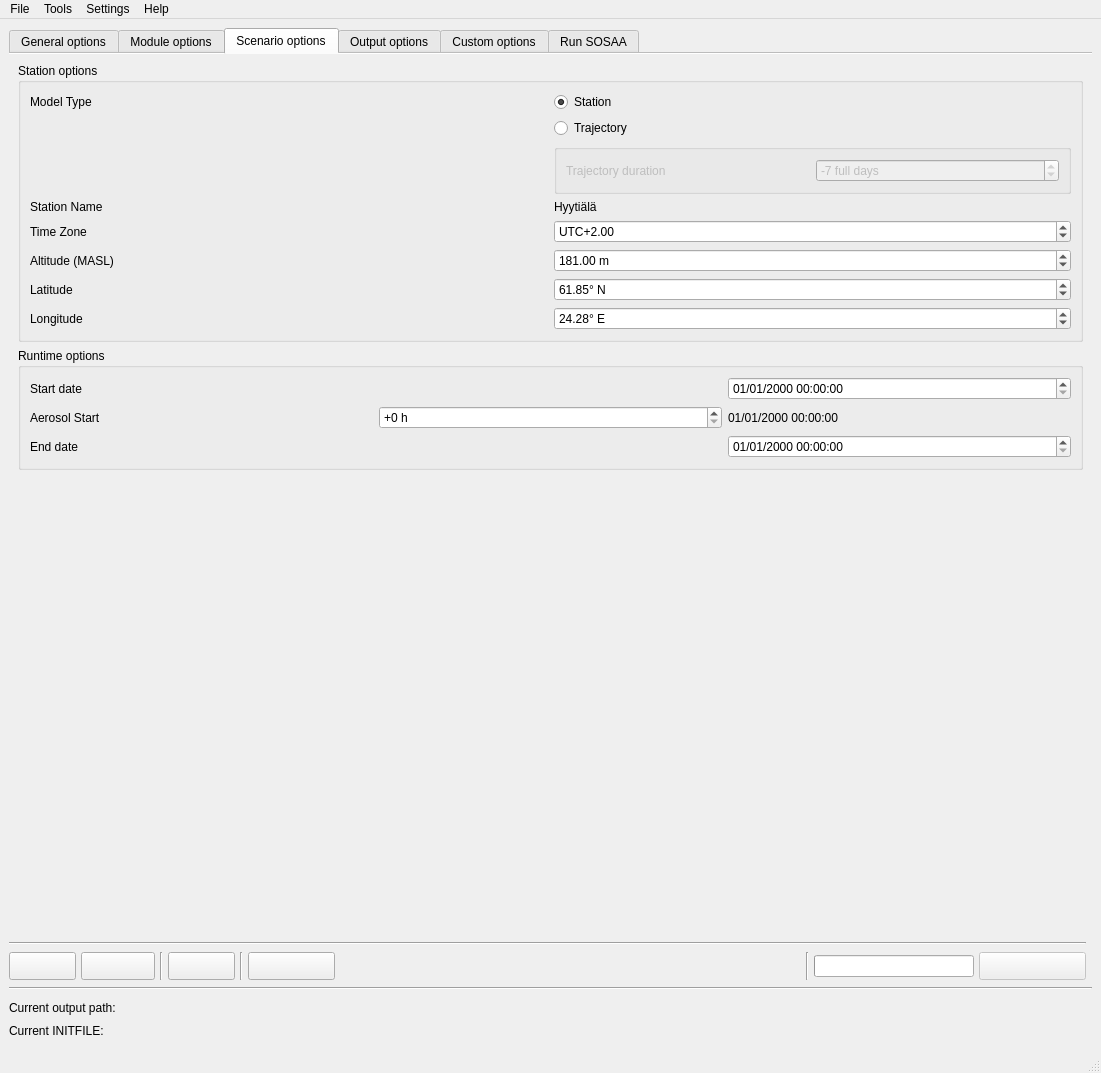
Old version of the form sosaa_gui/layouts/gui.ui in the repository juntyr/sosaa-gui.
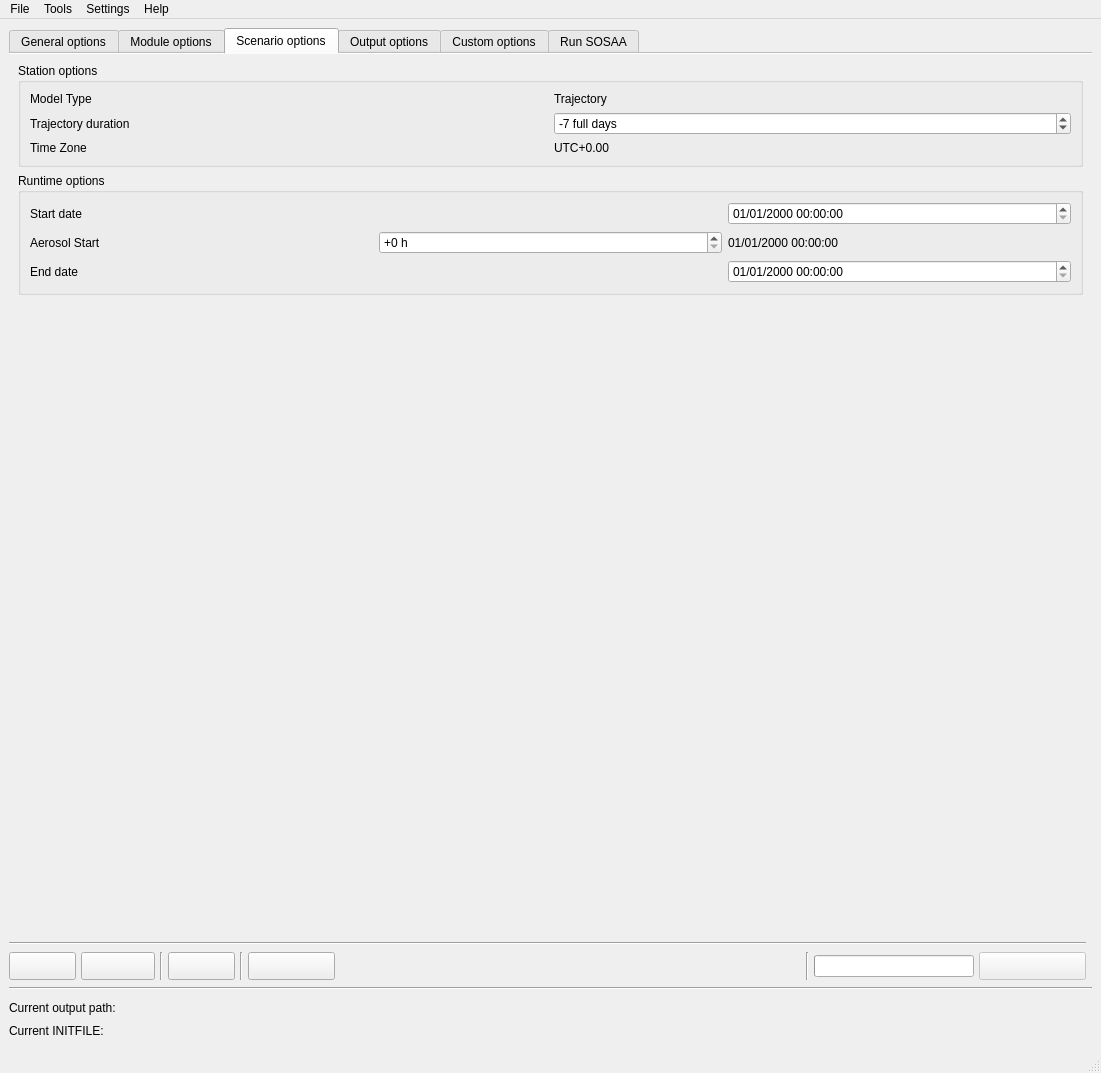
New version of the form. The open tabs and pages were chosen to show the change.

Commit message: Remove station options from the GUI

Patch:
```diff
--- a/sosaa_gui/layouts/gui.ui
+++ b/sosaa_gui/layouts/gui.ui
@@ -1465,138 +1465,17 @@
              <layout class="QVBoxLayout" name="verticalLayout_12">
               <item>
                <layout class="QGridLayout" name="gridLayout_14">
-                <item row="3" column="1">
-                 <widget class="QLabel" name="station_name">
+                <item row="1" column="0">
+                 <widget class="QLabel" name="label_14">
                   <property name="text">
-                   <string>Hyytiälä</string>
+                   <string>Trajectory duration</string>
                   </property>
                  </widget>
                 </item>
                 <item row="0" column="1">
-                 <widget class="QRadioButton" name="flag_station_model">
+                 <widget class="QLabel" name="label_2">
                   <property name="text">
-                   <string>Station</string>
-                  </property>
-                  <property name="checked">
-                   <bool>true</bool>
-                  </property>
-                 </widget>
-                </item>
-                <item row="7" column="1">
-                 <widget class="QDoubleSpinBox" name="masl">
-                  <property name="suffix">
-                   <string> m</string>
-                  </property>
-                  <property name="minimum">
-                   <double>-435.000000000000000</double>
-                  </property>
-                  <property name="maximum">
-                   <double>8850.000000000000000</double>
-                  </property>
-                  <property name="value">
-                   <double>181.000000000000000</double>
-                  </property>
-                 </widget>
-                </item>
-                <item row="10" column="0">
-                 <widget class="QLabel" name="label_22">
-                  <property name="text">
-                   <string>Longitude</string>
-                  </property>
-                 </widget>
-                </item>
-                <item row="2" column="1">
-                 <widget class="QGroupBox" name="group_trajectory_model">
-                  <property name="enabled">
-                   <bool>false</bool>
-                  </property>
-                  <property name="title">
-                   <string/>
-                  </property>
-                  <layout class="QHBoxLayout" name="horizontalLayout">
-                   <item>
-                    <widget class="QLabel" name="label_14">
-                     <property name="text">
-                      <string>Trajectory duration</string>
-                     </property>
-                    </widget>
-                   </item>
-                   <item>
-                    <widget class="QSpinBox" name="trajectory_duration">
-                     <property name="suffix">
-                      <string> full days</string>
-                     </property>
-                     <property name="minimum">
-                      <number>-10</number>
-                     </property>
-                     <property name="maximum">
-                      <number>10</number>
-                     </property>
-                     <property name="value">
-                      <number>-7</number>
-                     </property>
-                    </widget>
-                   </item>
-                  </layout>
-                 </widget>
-                </item>
-                <item row="7" column="0">
-                 <widget class="QLabel" name="label_20">
-                  <property name="text">
-                   <string>Altitude (MASL)</string>
-                  </property>
-                 </widget>
-                </item>
-                <item row="3" column="0">
-                 <widget class="QLabel" name="label_25">
-                  <property name="text">
-                   <string>Station Name</string>
-                  </property>
-                 </widget>
-                </item>
-                <item row="6" column="0">
-                 <widget class="QLabel" name="label_12">
-                  <property name="text">
-                   <string>Time Zone</string>
-                  </property>
-                 </widget>
-                </item>
-                <item row="10" column="1">
-                 <widget class="QDoubleSpinBox" name="lon_deg">
-                  <property name="suffix">
-                   <string>° E</string>
-                  </property>
-                  <property name="minimum">
-                   <double>-180.000000000000000</double>
-                  </property>
-                  <property name="maximum">
-                   <double>180.000000000000000</double>
-                  </property>
-                  <property name="value">
-                   <double>24.280000000000001</double>
-                  </property>
-                 </widget>
-                </item>
-                <item row="8" column="0">
-                 <widget class="QLabel" name="label_26">
-                  <property name="text">
-                   <string>Latitude</string>
-                  </property>
-                 </widget>
-                </item>
-                <item row="8" column="1">
-                 <widget class="QDoubleSpinBox" name="lat_deg">
-                  <property name="suffix">
-                   <string>° N</string>
-                  </property>
-                  <property name="minimum">
-                   <double>-90.000000000000000</double>
-                  </property>
-                  <property name="maximum">
-                   <double>90.000000000000000</double>
-                  </property>
-                  <property name="value">
-                   <double>61.850000000000001</double>
+                   <string>Trajectory</string>
                   </property>
                  </widget>
                 </item>
@@ -1607,29 +1486,33 @@
                   </property>
                  </widget>
                 </item>
+                <item row="2" column="1">
+                 <widget class="QLabel" name="label_3">
+                  <property name="text">
+                   <string>UTC+0.00</string>
+                  </property>
+                 </widget>
+                </item>
                 <item row="1" column="1">
-                 <widget class="QRadioButton" name="flag_trajectory_model">
-                  <property name="text">
-                   <string>Trajectory</string>
-                  </property>
-                 </widget>
-                </item>
-                <item row="6" column="1">
-                 <widget class="QDoubleSpinBox" name="time_zone">
-                  <property name="prefix">
-                   <string>UTC+</string>
+                 <widget class="QSpinBox" name="trajectory_duration">
+                  <property name="suffix">
+                   <string> full days</string>
                   </property>
                   <property name="minimum">
-                   <double>-12.000000000000000</double>
+                   <number>-10</number>
                   </property>
                   <property name="maximum">
-                   <double>14.000000000000000</double>
-                  </property>
-                  <property name="singleStep">
-                   <double>1.000000000000000</double>
+                   <number>10</number>
                   </property>
                   <property name="value">
-                   <double>2.000000000000000</double>
+                   <number>-7</number>
+                  </property>
+                 </widget>
+                </item>
+                <item row="2" column="0">
+                 <widget class="QLabel" name="label_12">
+                  <property name="text">
+                   <string>Time Zone</string>
                   </property>
                  </widget>
                 </item>
```
Left out of the diff: 168 changed lines with no effect on the pictures.
